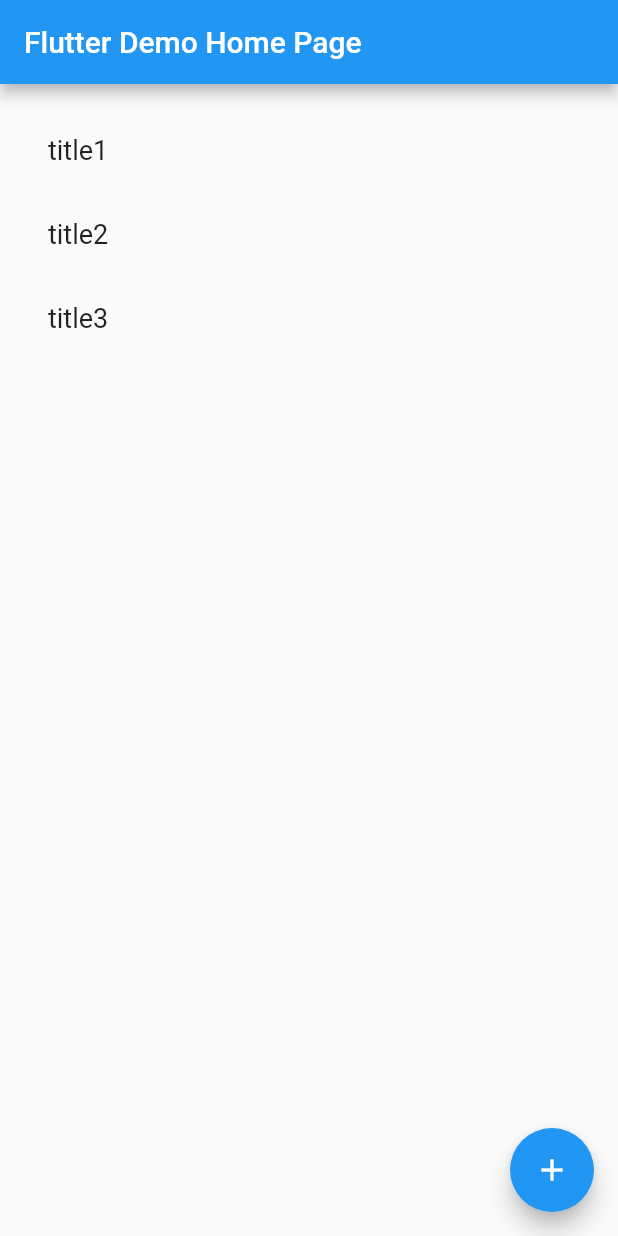
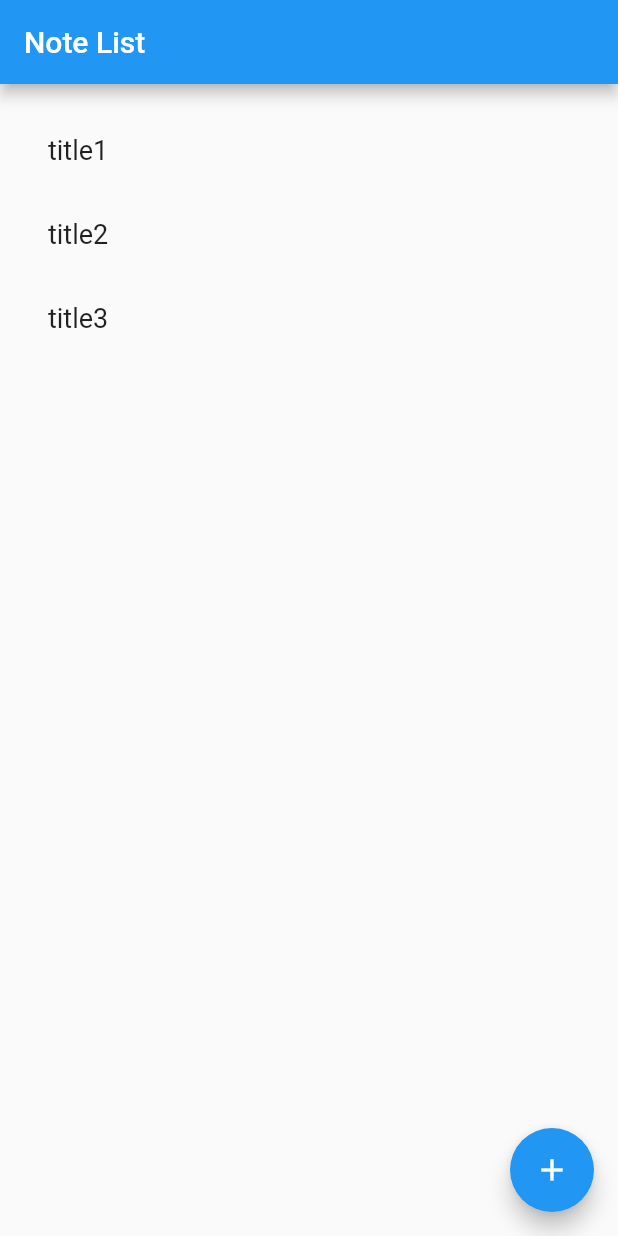
Before and after one commit to anraku/note_app, a Flutter app: the screen it shows after launch, on a phone screen of 412 x 824 dp. Run offline on Flutter 3.47's test engine with Material 2 defaults, Android fonts, the phone set to English and light mode, and no system bars.

Commit message:
[update] fix some words

```diff
--- a/lib/main.dart
+++ b/lib/main.dart
@@ -9,11 +9,11 @@ class MyApp extends StatelessWidget {
   @override
   Widget build(BuildContext context) {
     return new MaterialApp(
-      title: 'Flutter Demo',
+      title: 'Note App',
       theme: new ThemeData(
         primarySwatch: Colors.blue,
       ),
-      home: new Home(title: 'Flutter Demo Home Page'),
+      home: new Home(title: 'Note List'),
     );
   }
 }
```
